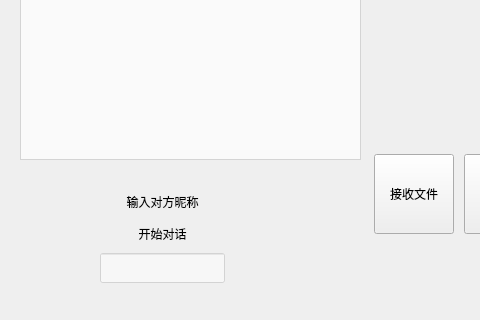
Qt form 2021_9_2Qt-main/client/home.ui (KANG-HYUNIL/Qt) before a commit; both pictures show x 0 to 480 and y 131 to 451 of the 661 by 451 pixel window.
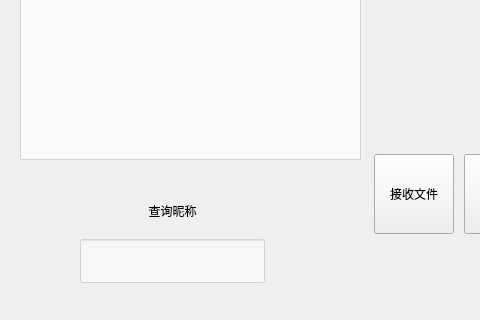
The same form after that commit. Icons and pictures are not drawn.

The edit to the form file:
```diff
--- a/2021_9_2Qt-main/client/home.ui
+++ b/2021_9_2Qt-main/client/home.ui
@@ -109,26 +109,13 @@
     <layout class="QHBoxLayout" name="horizontalLayout_2">
      <item>
       <layout class="QVBoxLayout" name="verticalLayout">
-       <item>
-        <widget class="QLabel" name="label_6">
-         <property name="styleSheet">
-          <string notr="true">font: 15pt &quot;华文楷体&quot;;</string>
-         </property>
-         <property name="text">
-          <string>输入对方昵称</string>
-         </property>
-         <property name="alignment">
-          <set>Qt::AlignmentFlag::AlignCenter</set>
-         </property>
-        </widget>
-       </item>
        <item>
         <widget class="QLabel" name="label_7">
          <property name="styleSheet">
           <string notr="true">font: 15pt &quot;华文楷体&quot;;</string>
          </property>
          <property name="text">
-          <string>开始对话</string>
+          <string>查询昵称</string>
          </property>
          <property name="alignment">
           <set>Qt::AlignmentFlag::AlignCenter</set>
@@ -145,8 +132,8 @@
          </property>
          <property name="maximumSize">
           <size>
-           <width>125</width>
-           <height>30</height>
+           <width>200</width>
+           <height>50</height>
           </size>
          </property>
          <property name="styleSheet">
```
